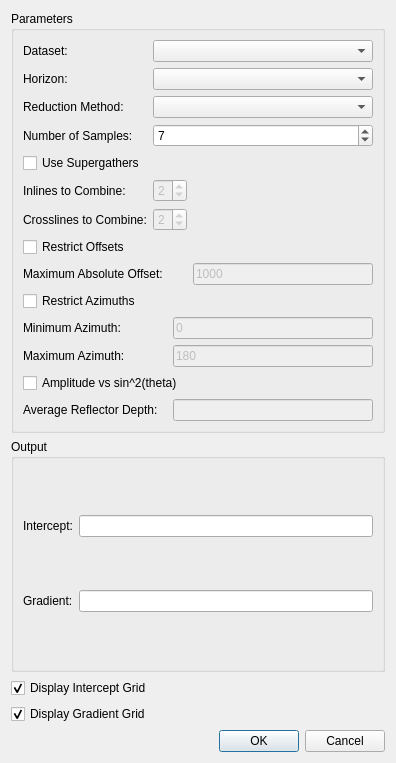
Qt form ProzessUI/computeinterceptgradientdialog.ui (fsoos74/su) before a commit.
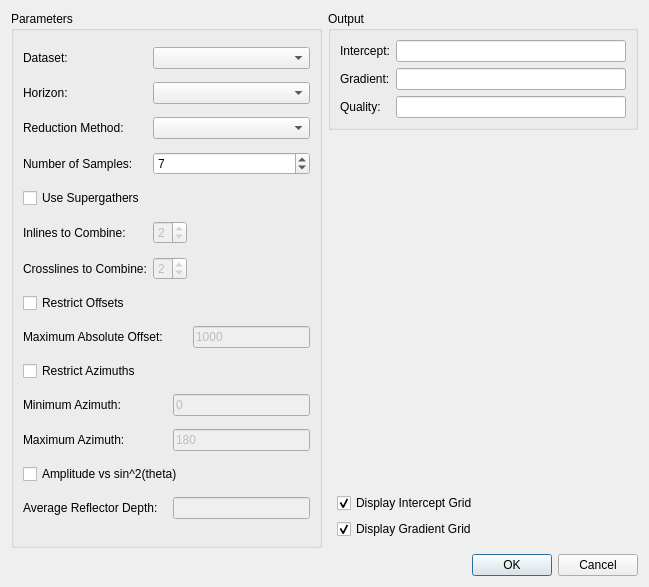
The same form after that commit. Icons and pictures are not drawn.

Commit message: added quality (correlation coefficient) to linear regression and use it for intercept and gradient grid process and amplitude curve displays.

```diff
--- a/ProzessUI/computeinterceptgradientdialog.ui
+++ b/ProzessUI/computeinterceptgradientdialog.ui
@@ -6,8 +6,8 @@
    <rect>
     <x>0</x>
     <y>0</y>
-    <width>396</width>
-    <height>763</height>
+    <width>649</width>
+    <height>587</height>
    </rect>
   </property>
   <property name="windowTitle">
@@ -17,7 +17,9 @@
    <iconset resource="../ProjectViewer/icons.qrc">
     <normaloff>:/icons/images/logo_fs_64x64.png</normaloff>:/icons/images/logo_fs_64x64.png</iconset>
   </property>
-  <layout class="QVBoxLayout" name="verticalLayout">
+  <layout class="QVBoxLayout" name="verticalLayout_3">
+   <item>
+    <layout class="QHBoxLayout" name="horizontalLayout">
    <item>
     <widget class="QGroupBox" name="groupBox_2">
      <property name="title">
@@ -223,6 +225,8 @@
     </widget>
    </item>
    <item>
+      <layout class="QVBoxLayout" name="verticalLayout_2">
+       <item>
     <widget class="QGroupBox" name="groupBox">
      <property name="title">
       <string>Output</string>
@@ -248,8 +252,34 @@
       <item row="1" column="1">
        <widget class="QLineEdit" name="leGradient"/>
       </item>
-     </layout>
-    </widget>
+          <item row="2" column="0">
+           <widget class="QLabel" name="label_11">
+            <property name="text">
+             <string>Quality:</string>
+            </property>
+           </widget>
+          </item>
+          <item row="2" column="1">
+           <widget class="QLineEdit" name="leQuality"/>
+          </item>
+         </layout>
+        </widget>
+       </item>
+       <item>
+        <widget class="QWidget" name="widget" native="true">
+         <layout class="QVBoxLayout" name="verticalLayout">
+          <item>
+           <spacer name="verticalSpacer">
+            <property name="orientation">
+             <enum>Qt::Vertical</enum>
+            </property>
+            <property name="sizeHint" stdset="0">
+             <size>
+              <width>20</width>
+              <height>40</height>
+             </size>
+            </property>
+           </spacer>
    </item>
    <item>
     <widget class="QCheckBox" name="cbDisplayIntercept">
@@ -270,6 +300,13 @@
       <bool>true</bool>
      </property>
     </widget>
+          </item>
+         </layout>
+        </widget>
+       </item>
+      </layout>
+     </item>
+    </layout>
    </item>
    <item>
     <widget class="QDialogButtonBox" name="buttonBox">
```
Left out of the diff: 2 changed lines with no effect on the pictures. Lines whose indentation alone changed are shown as unchanged. The commit also changes 11 other files.
